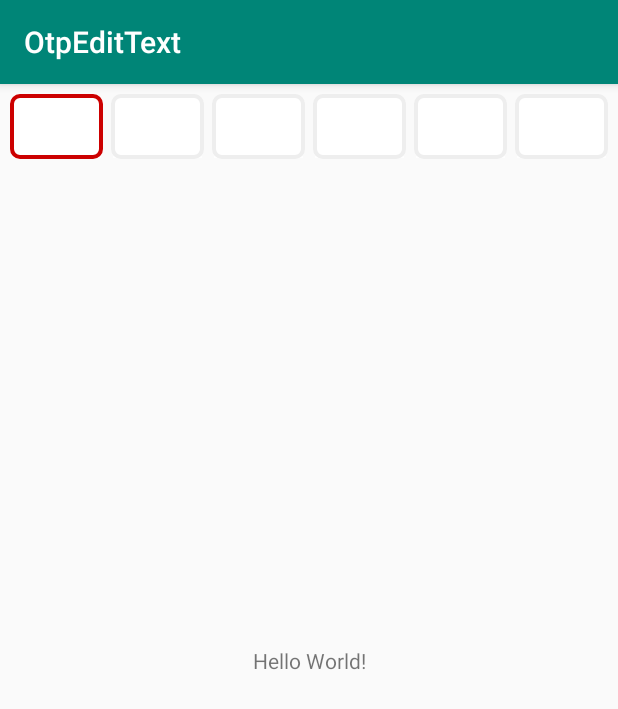
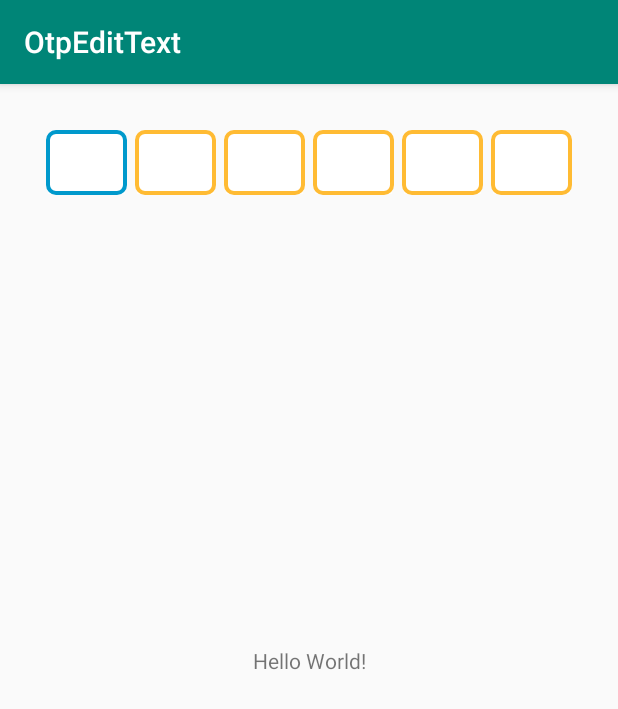
Before and after one commit to swapnil1104/PassCodeText, an Android app: the screen it shows after launch (MainActivity), on a phone screen of 412 x 824 dp. Shown: the top 709 px of the screen. Run offline under Robolectric (Android 15) with nearby library versions, the phone set to English and light mode, and no system bars.

```diff
--- a/app/src/main/res/layout/activity_main.xml
+++ b/app/src/main/res/layout/activity_main.xml
@@ -21,9 +21,11 @@
         android:clickable="false"
         android:cursorVisible="false"
         android:digits="0123456789"
+        android:padding="32dp"
         android:inputType="number"
+        app:oev_primary_color="@android:color/holo_blue_dark"
+        app:oev_secondary_color="@android:color/holo_orange_light"
         android:maxLength="6"
-        android:padding="8dp"
         android:textSize="30sp"
         app:layout_constraintTop_toTopOf="parent" />
 
--- a/otpedittext2/src/main/java/com/broooapps/otpedittext2/OtpEditText.java
+++ b/otpedittext2/src/main/java/com/broooapps/otpedittext2/OtpEditText.java
@@ -134,7 +134,7 @@ public class OtpEditText extends AppCompatEditText {
             mCharSize = (availableWidth - (mSpace * (mNumChars - 1))) / mNumChars;
         }
 
-        mLineSpacing = (float) (getHeight() * .7);
+        mLineSpacing = (float) (getHeight() * .6);
 
         int startX = getPaddingLeft();
         int bottom = getHeight() - getPaddingBottom();
```
Also changed, not shown: 3 other files.
